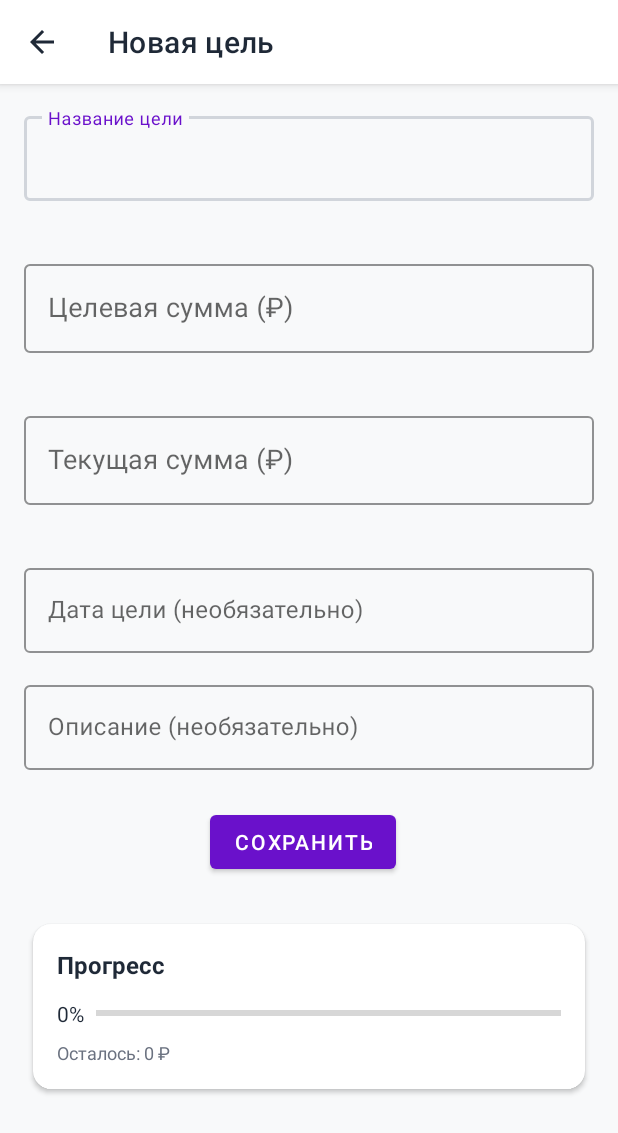
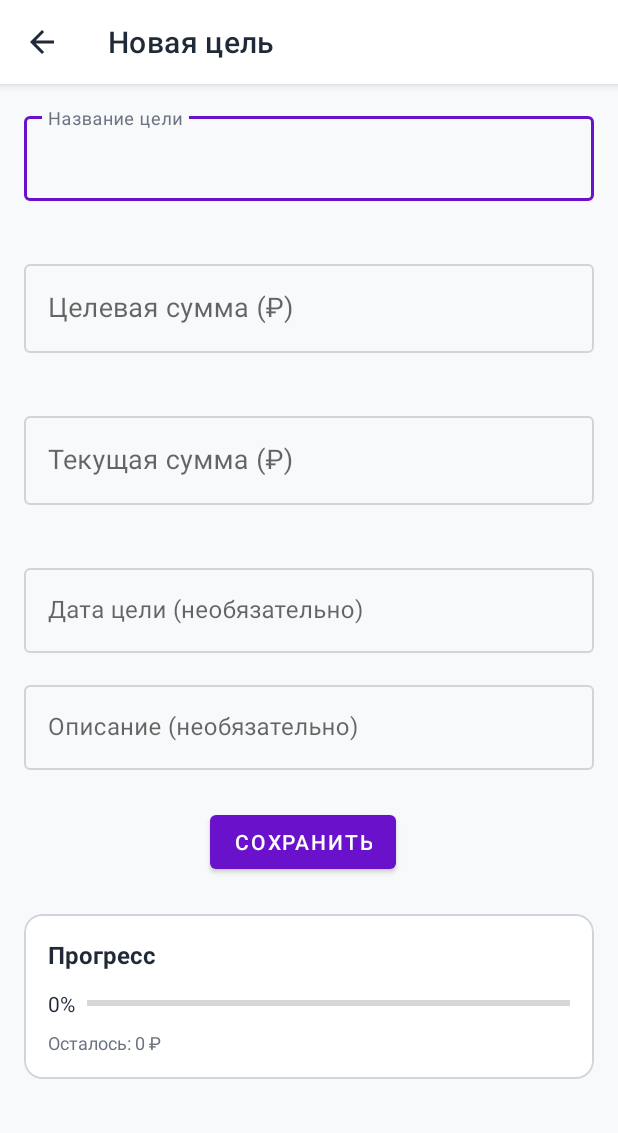
Before and after one commit to coffee1310/ExpensesAndIncomeManager, an Android app built with Jetpack Compose: the AddEditSavingsGoalActivity screen opened directly, with no data from a screen before it, on a phone screen of 412 x 824 dp. Shown: the top 1133 px of the screen. Run offline under Robolectric (Android 15) with nearby library versions, the phone set to English and light mode, and no system bars.

Commit message:
Чутачка лучше дизайн у плана и у редактирования транзакции

```diff
--- /dev/null
+++ b/app/src/main/res/drawable/card_stroke_selector.xml
@@ -0,0 +1,5 @@
+<?xml version="1.0" encoding="utf-8"?>
+<selector xmlns:android="http://schemas.android.com/apk/res/android">
+    <item android:color="@color/primary" android:state_hovered="true" />
+    <item android:color="@color/outline" />
+</selector>
--- /dev/null
+++ b/app/src/main/res/drawable/text_input_stroke_selector.xml
@@ -0,0 +1,6 @@
+<?xml version="1.0" encoding="utf-8"?>
+<selector xmlns:android="http://schemas.android.com/apk/res/android">
+    <item android:color="@color/primary" android:state_focused="true" />
+    <item android:color="@color/primary" android:state_hovered="true" />
+    <item android:color="@color/outline" />
+</selector>
--- a/app/src/main/res/layout/activity_add_edit_savings_goal.xml
+++ b/app/src/main/res/layout/activity_add_edit_savings_goal.xml
@@ -40,7 +40,8 @@
                 android:layout_height="wrap_content"
                 android:hint="Название цели"
                 style="@style/Widget.MaterialComponents.TextInputLayout.OutlinedBox"
-                app:boxStrokeColor="@color/outline"
+                app:boxStrokeColor="@drawable/text_input_stroke_selector"
+                app:hintTextColor="@color/on_surface_variant"
                 app:errorEnabled="true"
                 android:layout_marginBottom="16dp">
 
@@ -61,9 +62,11 @@
                 android:layout_height="wrap_content"
                 android:hint="Целевая сумма (₽)"
                 style="@style/Widget.MaterialComponents.TextInputLayout.OutlinedBox"
-                app:boxStrokeColor="@color/outline"
+                app:boxStrokeColor="@drawable/text_input_stroke_selector"
+                app:hintTextColor="@color/on_surface_variant"
                 app:errorEnabled="true"
                 app:prefixText="₽"
+                app:prefixTextColor="@color/on_surface"
                 android:layout_marginBottom="16dp">
 
                 <com.google.android.material.textfield.TextInputEditText
@@ -84,9 +87,11 @@
                 android:layout_height="wrap_content"
                 android:hint="Текущая сумма (₽)"
                 style="@style/Widget.MaterialComponents.TextInputLayout.OutlinedBox"
-                app:boxStrokeColor="@color/outline"
+                app:boxStrokeColor="@drawable/text_input_stroke_selector"
+                app:hintTextColor="@color/on_surface_variant"
                 app:errorEnabled="true"
                 app:prefixText="₽"
+                app:prefixTextColor="@color/on_surface"
                 android:layout_marginBottom="16dp">
 
                 <com.google.android.material.textfield.TextInputEditText
@@ -108,7 +113,8 @@
                 android:layout_height="wrap_content"
                 android:hint="Дата цели (необязательно)"
                 style="@style/Widget.MaterialComponents.TextInputLayout.OutlinedBox"
-                app:boxStrokeColor="@color/outline"
+                app:boxStrokeColor="@drawable/text_input_stroke_selector"
+                app:hintTextColor="@color/on_surface_variant"
                 android:layout_marginBottom="16dp">
 
                 <com.google.android.material.textfield.TextInputEditText
@@ -129,7 +135,8 @@
                 android:layout_height="wrap_content"
                 android:hint="Описание (необязательно)"
                 style="@style/Widget.MaterialComponents.TextInputLayout.OutlinedBox"
-                app:boxStrokeColor="@color/outline"
+                app:boxStrokeColor="@drawable/text_input_stroke_selector"
+                app:hintTextColor="@color/on_surface_variant"
                 android:layout_marginBottom="24dp">
 
                 <com.google.android.material.textfield.TextInputEditText
@@ -172,14 +179,18 @@
 
             </LinearLayout>
 
-            <!-- Прогресс-бар -->
-            <androidx.cardview.widget.CardView
+            <!-- Прогресс-бар с фиолетовой обводкой при наведении -->
+            <com.google.android.material.card.MaterialCardView
                 android:layout_width="match_parent"
                 android:layout_height="wrap_content"
                 app:cardCornerRadius="12dp"
-                app:cardElevation="2dp"
+                app:cardElevation="0dp"
+                app:strokeColor="@drawable/card_stroke_selector"
+                app:strokeWidth="1dp"
+                app:cardBackgroundColor="@color/card_background"
                 android:layout_marginBottom="24dp"
-                android:backgroundTint="@color/card_background">
+                android:clickable="false"
+                android:focusable="false">
 
                 <LinearLayout
                     android:layout_width="match_parent"
@@ -234,7 +245,7 @@
 
                 </LinearLayout>
 
-            </androidx.cardview.widget.CardView>
+            </com.google.android.material.card.MaterialCardView>
 
         </LinearLayout>
 
```
Also changed, not shown: app/src/main/res/layout/fragment_edit_transaction.xml (+12 -12 lines).
